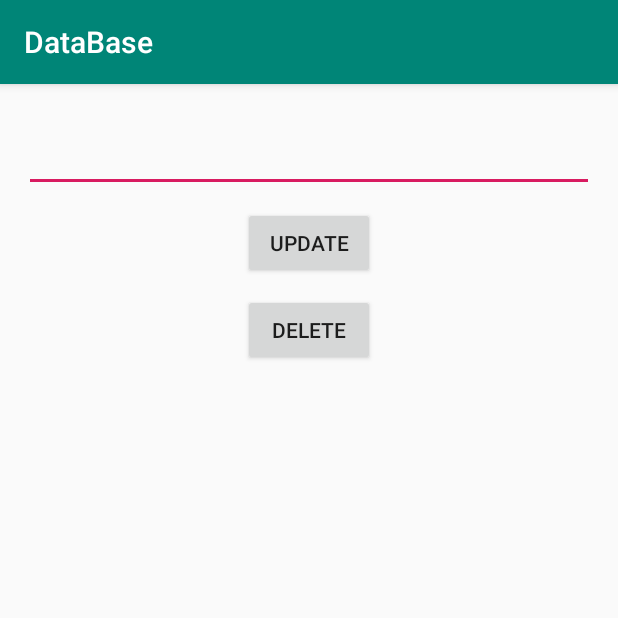
After one commit to kristiania-android-course/DataBase, an Android app: the StudentDetailsActivity screen opened directly, with no data from a screen before it, on a phone screen of 412 x 824 dp, the top half of it. The commit adds this screen. Run offline under Robolectric (Android 15) with nearby library versions, the phone set to English and light mode, and no system bars; 2 statements that could not run were skipped.

Commit message:
delete and update

```diff
--- a/app/src/main/java/no/kristiania/android/database/db/StudentDAO.kt
+++ b/app/src/main/java/no/kristiania/android/database/db/StudentDAO.kt
@@ -56,6 +56,48 @@ class StudentDAO(context: Context) : BaseDataBase(context) {
         return studentList
     }
 
+    fun getRecordWithID(studentID: Long): Student {
+        val selection = "${StudentTable.COLUMN_ID} = ?"
+        val selectionArgs = arrayOf(studentID.toString())
+        val cursor: Cursor = readableDatabase.query(
+            StudentTable.TABLE_NAME,
+            null,
+            selection,
+            selectionArgs,
+            null,
+            null,
+            null
+        )
+
+        return with(cursor) {
+            moveToFirst()
+            val id = getLong(getColumnIndexOrThrow(StudentTable.COLUMN_ID))
+            val name = getString(getColumnIndexOrThrow(StudentTable.COLUMN_NAME))
+            Student(id, name)
+        }
+    }
+
+    fun delete(studentID: Long): Int {
+        return writableDatabase.delete(
+            StudentTable.TABLE_NAME,
+            "${StudentTable.COLUMN_ID} = ?",
+            arrayOf(studentID.toString())
+        )
+    }
+
+    fun update(student: Student): Int {
+        // Use ContentValues to insert data
+        val contentValue = ContentValues().apply {
+            put(StudentTable.COLUMN_NAME, student.name)
+        }
+
+        return writableDatabase.update(
+            StudentTable.TABLE_NAME,
+            contentValue,
+            "${StudentTable.COLUMN_ID} = ?",
+            arrayOf(student.id.toString())
+        )
+    }
 
 
 }
--- /dev/null
+++ b/app/src/main/java/no/kristiania/android/database/ui/StudentDetailsActivity.kt
@@ -0,0 +1,37 @@
+package no.kristiania.android.database.ui
+
+import android.os.Bundle
+import androidx.appcompat.app.AppCompatActivity
+import kotlinx.android.synthetic.main.activity_student_details.*
+import no.kristiania.android.database.R
+import no.kristiania.android.database.Student
+import no.kristiania.android.database.db.StudentDAO
+
+class StudentDetailsActivity : AppCompatActivity() {
+
+    val studentDAO = StudentDAO(this)
+
+    override fun onCreate(savedInstanceState: Bundle?) {
+        super.onCreate(savedInstanceState)
+        setContentView(R.layout.activity_student_details)
+        val studentID = intent.getLongExtra("studentID", 0)
+
+        val student = studentDAO.getRecordWithID(studentID)
+        edit_details_name.setText(student.name)
+
+        delete.setOnClickListener {
+            studentDAO.delete(studentID)
+            onBackPressed()
+        }
+
+        update.setOnClickListener {
+            studentDAO.update(Student(studentID, edit_details_name.text.toString()))
+            onBackPressed()
+        }
+    }
+
+    override fun onDestroy() {
+        super.onDestroy()
+        studentDAO.close()
+    }
+}
--- /dev/null
+++ b/app/src/main/res/layout/activity_student_details.xml
@@ -0,0 +1,31 @@
+<?xml version="1.0" encoding="utf-8"?>
+<LinearLayout xmlns:android="http://schemas.android.com/apk/res/android"
+        xmlns:tools="http://schemas.android.com/tools"
+        android:layout_width="match_parent"
+        android:layout_height="match_parent"
+        android:gravity="center_horizontal"
+        android:orientation="vertical"
+        android:padding="16dp"
+        tools:context=".ui.StudentDetailsActivity">
+
+    <EditText
+            android:id="@+id/edit_details_name"
+            android:layout_width="match_parent"
+            android:layout_height="46dp"
+            android:layout_marginTop="10dp" />
+
+    <Button
+            android:id="@+id/update"
+            android:layout_width="wrap_content"
+            android:layout_height="wrap_content"
+            android:layout_marginTop="10dp"
+            android:text="update" />
+
+    <Button
+            android:id="@+id/delete"
+            android:layout_width="wrap_content"
+            android:layout_height="wrap_content"
+            android:layout_marginTop="10dp"
+            android:text="delete" />
+
+</LinearLayout>
```
Also changed, not shown: app/src/main/AndroidManifest.xml (+4 -3 lines), app/src/main/java/no/kristiania/android/database/ui/MainActivity.kt (+20 -8 lines), app/src/main/java/no/kristiania/android/database/ui/StudentAdapter.kt (+8 -1 lines).
